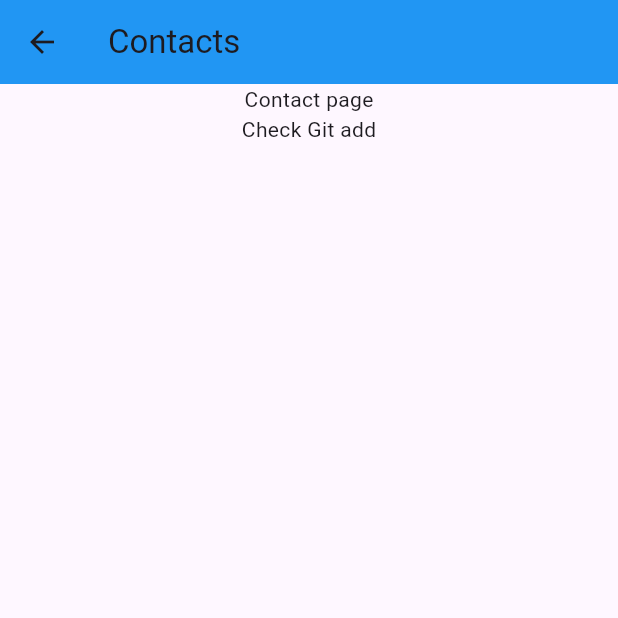
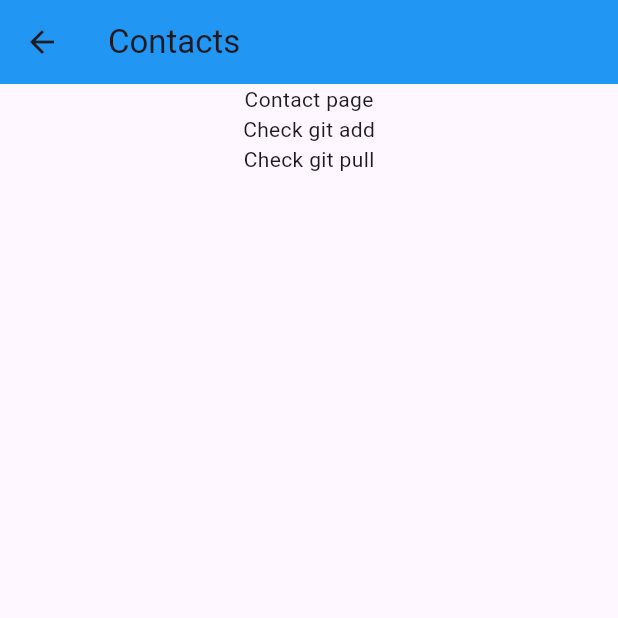
Before and after one commit to Talha-Ahsan5/API-calls---Practice-Git, a Flutter app: the Contacts screen opened directly, on a phone screen of 412 x 824 dp, the top half of it. Run offline on Flutter 3.47's test engine with Material 3 defaults, Android fonts, the phone set to English and light mode, and no system bars; network calls fail.

Commit message:
Update contacts.dart

```diff
--- a/lib/contacts.dart
+++ b/lib/contacts.dart
@@ -15,7 +15,8 @@ class Contacts extends StatelessWidget {
           Center(
             child: Text('Contact page'),
           ),
-          Text('Check Git add'),
+          Text('Check git add'),
+          Text('Check git pull'),
         ],
       ),
     );
```
